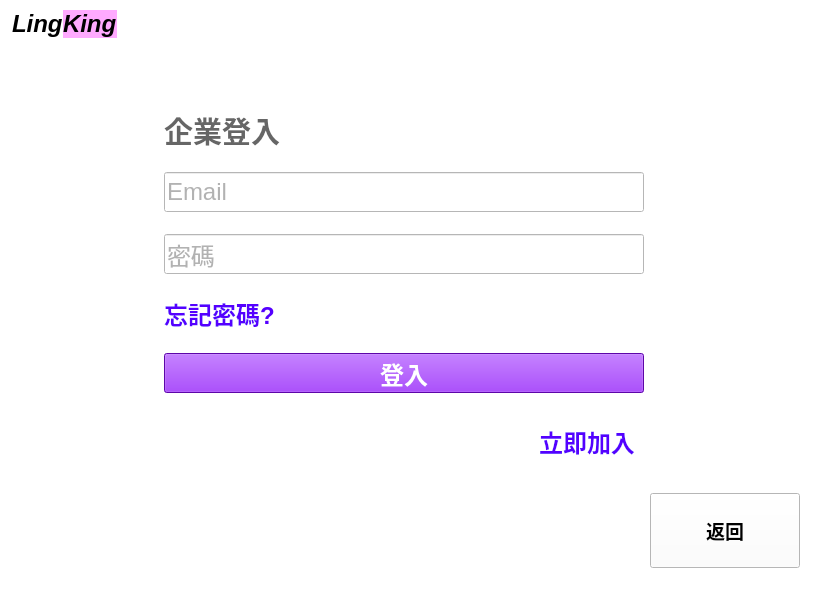
Before: the Qt Designer form UI/company_login.ui in smilesmilehero/Advanced_Python_final_project_resume_system, drawn with Qt 5.
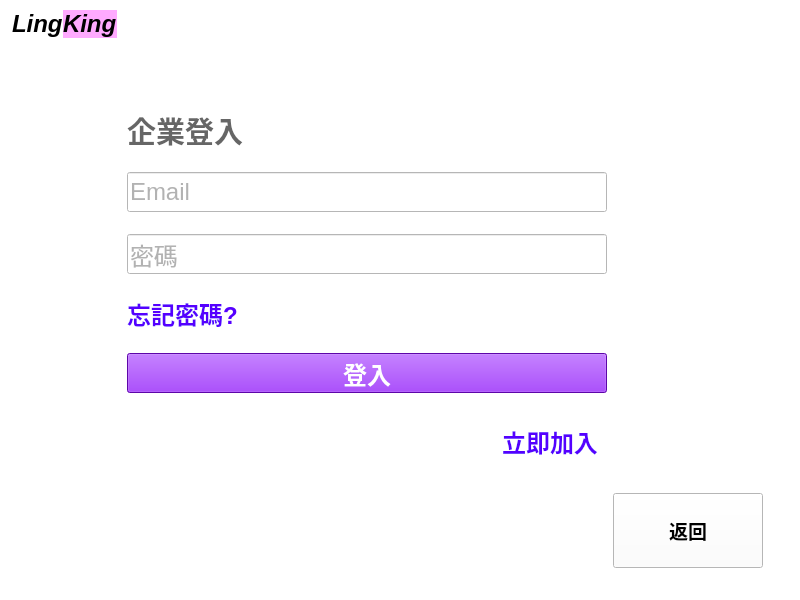
After: the same form once the commit is applied.

```diff
--- a/UI/company_login.ui
+++ b/UI/company_login.ui
@@ -6,7 +6,7 @@
    <rect>
     <x>0</x>
     <y>0</y>
-    <width>837</width>
+    <width>800</width>
     <height>600</height>
    </rect>
   </property>
```
Left out of the diff: 2 changed lines with no effect on the pictures.
